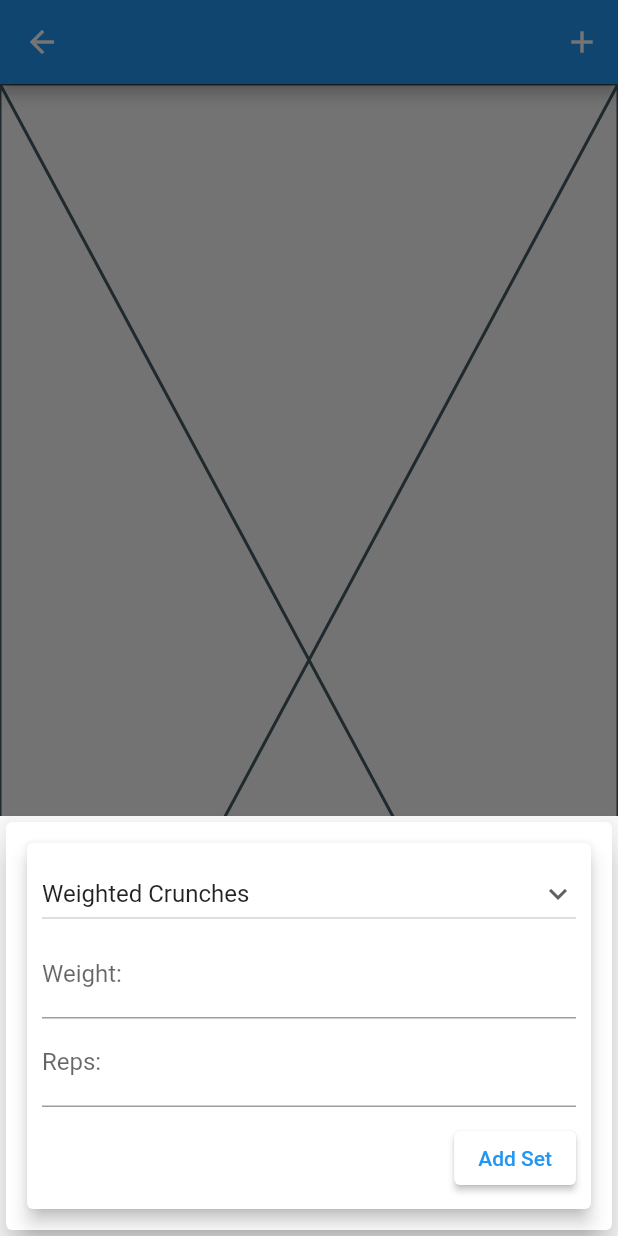
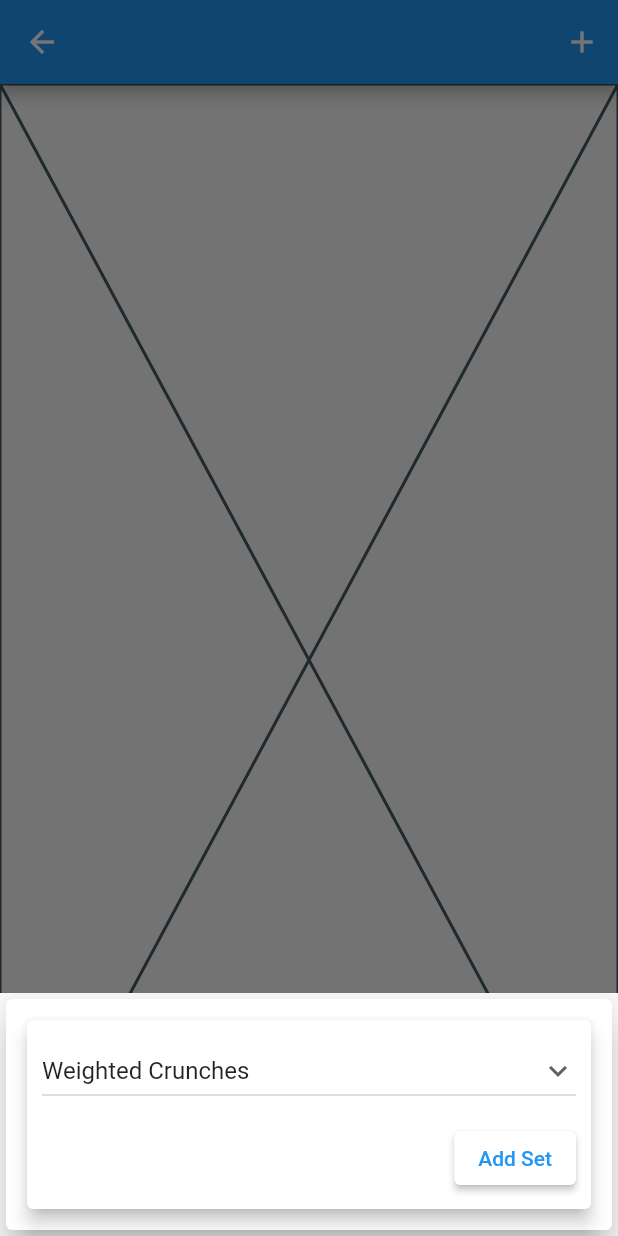
Before and after one commit to Eclipsa2/gym_gram, a Flutter app: the EditWorkoutPage screen opened directly with empty values, after a tap on the "add" icon, on a phone screen of 412 x 824 dp. Run offline on Flutter 3.47's test engine with Material 2 defaults, Android fonts, the phone set to English and light mode, and no system bars.

Commit message:
exercises and set basic functionality

```diff
--- a/lib/cards/WorkoutCard.dart
+++ b/lib/cards/WorkoutCard.dart
@@ -2,6 +2,7 @@ import 'package:flutter/src/widgets/framework.dart';
 import 'package:flutter/src/widgets/placeholder.dart';
 
 import 'package:flutter/material.dart';
+import 'package:gym_gram/models/WorkoutExercise.dart';
 import 'package:intl/intl.dart';
 import '../models/Workout.dart';
 
@@ -40,7 +41,7 @@ class WorkoutCard extends StatelessWidget {
                     crossAxisAlignment: CrossAxisAlignment.start,
                     children: <Widget>[
                       Text(
-                        workout.getTotalSets().toString() + " Sets",
+                        workout.totalSets.toString() + " Sets",
                         style: TextStyle(
                           fontSize: 16,
                           fontWeight: FontWeight.bold,
--- a/lib/main.dart
+++ b/lib/main.dart
@@ -1,6 +1,7 @@
 import 'package:flutter/material.dart';
 import 'package:gym_gram/models/Exercise.dart';
 import 'package:gym_gram/models/WorkingSet.dart';
+import 'package:gym_gram/models/WorkoutExercise.dart';
 import 'package:gym_gram/widgets/EditWorkout.dart';
 import 'package:gym_gram/widgets/WorkoutsList.dart';
 import 'models/Workout.dart';
@@ -41,7 +42,7 @@ class _MyWorkoutsPageState extends State<MyWorkoutsPage> {
     final newWorkout = Workout(
       id: DateTime.now().toString(),
       workoutName: 'Workout #' + (_userWorkouts.length + 1).toString(),
-      exercises: <Exercise> [],
+      exercises: <WorkoutExercise> [],
       start: DateTime.now());
 
     setState(() {
--- a/lib/models/Exercise.dart
+++ b/lib/models/Exercise.dart
@@ -30,46 +30,15 @@ class Exercise {
   final String exerciseName;
   final Enum mainMuscle;
   List<Enum> secondaryMuscles;
-  List<WorkingSet> workingSets;
 
   Exercise(
       {
       required this.id,
       required this.exerciseName,
       required this.mainMuscle,
-      required this.secondaryMuscles,
-      required this.workingSets});
+      required this.secondaryMuscles});
 
   get enumValue => null;
-
-  void addSet(int reps, weight) {
-    WorkingSet aux = new WorkingSet(reps: reps, weight: weight);
-    workingSets.add(aux);
-  }
-
-  List<WorkingSet> getSets() {
-    return this.workingSets;
-  }
-
-  int getTotalSets() {
-    int totalSets = 0;
-
-    for (int i = 0; i < workingSets.length; ++i) {
-      totalSets++;
-    }
-
-    return totalSets;
-  }
-
-  int getTotalExerciseWeight() {
-    int totalWeight = 0;
-
-    for (int i = 0; i < workingSets.length; ++i) {
-      totalWeight += workingSets.elementAt(i).getWeight();
-    }
-
-    return totalWeight;
-  }
 
   String getExerciseName() {
     return exerciseName;
--- a/lib/models/Workout.dart
+++ b/lib/models/Workout.dart
@@ -1,4 +1,6 @@
 // ignore: file_names
+import 'package:gym_gram/models/WorkoutExercise.dart';
+
 import 'Exercise.dart';
 
 //Workout class contains some general stats regarding the workout performed by
@@ -8,9 +10,9 @@ import 'Exercise.dart';
 class Workout {
   final String id;
   String workoutName;
-  late int totalSets;
-  late int totalWeight;
-  late List<Exercise> exercises;
+  int totalSets = 0;
+  int totalWeight = 0;
+  late List<WorkoutExercise> exercises;
   late DateTime start;
   late DateTime end;
   late DateTime length;
@@ -21,12 +23,12 @@ class Workout {
       required this.exercises,
       required this.start});
 
-  void addExercise(Exercise aux) {
-    exercises.add(aux);
+  // void addExercise(Exercise aux) {
+  //   exercises.add(aux);
 
-    totalSets += aux.getSets().length;
-    totalWeight += aux.getTotalExerciseWeight();
-  }
+  //   totalSets += aux.getSets().length;
+  //   totalWeight += aux.getTotalExerciseWeight();
+  // }
 
   String get getworkoutName {
     return workoutName;
@@ -42,7 +44,7 @@ class Workout {
   int getTotalSets() {
     int totalSets = 0;
 
-    for (Exercise e in exercises) {
+    for (WorkoutExercise e in exercises) {
       totalSets += e.getTotalSets();
     }
 
@@ -52,7 +54,7 @@ class Workout {
   int getTotalWeight() {
     int totalWeight = 0;
 
-    for (Exercise e in exercises) {
+    for (WorkoutExercise e in exercises) {
       totalWeight += e.getTotalExerciseWeight();
     }
 
--- /dev/null
+++ b/lib/models/WorkoutExercise.dart
@@ -0,0 +1,40 @@
+import './Exercise.dart';
+import './WorkingSet.dart';
+
+class WorkoutExercise {
+  Exercise exercise;
+  List<WorkingSet> workingSets;
+
+  WorkoutExercise({required this.exercise, required this.workingSets});
+
+  void addSet(int reps, weight) {
+    WorkingSet aux = new WorkingSet(reps: reps, weight: weight);
+    workingSets.add(aux);
+  }
+
+  List<WorkingSet> getSets() {
+    return this.workingSets;
+  }
+
+  int getTotalSets() {
+    int totalSets = 0;
+
+    for (int i = 0; i < workingSets.length; ++i) {
+      totalSets++;
+    }
+
+    return totalSets;
+  }
+
+  int getTotalExerciseWeight() {
+    int totalWeight = 0;
+
+    for (int i = 0; i < workingSets.length; ++i) {
+      totalWeight += workingSets.elementAt(i).getWeight();
+    }
+
+    return totalWeight;
+  }
+
+
+}
--- a/lib/widgets/AddExercise.dart
+++ b/lib/widgets/AddExercise.dart
@@ -4,106 +4,112 @@ import 'package:flutter/src/widgets/placeholder.dart';
 import 'package:gym_gram/models/Exercise.dart';
 import '../models/WorkingSet.dart';
 
-Map<Enum, List<Exercise>> exercisesInitialization() {
-  List<WorkingSet> startWorkingSets = [];
-  startWorkingSets.add(new WorkingSet(reps: 0, weight: 0));
+List<Exercise> exercisesInitialization() {
+//   List<WorkingSet> startWorkingSets = [];
+//   startWorkingSets.add(new WorkingSet(reps: 0, weight: 0));
   //Initialization of some Exercises:
-  Map<Enum, List<Exercise>> exercises = {};
-  //Abdominal Exercises:
-  //Weighted Crunches:
-  exercises.putIfAbsent(Muscles.Abdominals, () => []).add(Exercise(
+  List<Exercise> exercisesList = [];
+
+  exercisesList.add(Exercise(
       id: DateTime.now().toString(),
       exerciseName: "Weighted Crunches",
       mainMuscle: Muscles.Abdominals,
-      secondaryMuscles: [],
-      workingSets: startWorkingSets));
-  //Weighted Russian Twists:
-  exercises.putIfAbsent(Muscles.Abdominals, () => []).add(Exercise(
+      secondaryMuscles: []));
+  exercisesList.add(Exercise(
       id: DateTime.now().toString(),
       exerciseName: "Weighted Russian Twists",
       mainMuscle: Muscles.Abdominals,
-      secondaryMuscles: [],
-      workingSets: startWorkingSets));
-  //Abductor Exercises:
-  //Hip Abduction Machine:
-  exercises.putIfAbsent(Muscles.Abductors, () => []).add(Exercise(
+      secondaryMuscles: []));
+  exercisesList.add(Exercise(
       id: DateTime.now().toString(),
       exerciseName: "Hip Abduction Machine",
       mainMuscle: Muscles.Abductors,
-      secondaryMuscles: [],
-      workingSets: startWorkingSets));
-  //Adductor Exercises:
-  //Hip Adduction Machine:
-  exercises.putIfAbsent(Muscles.Adductors, () => []).add(Exercise(
-      id: DateTime.now().toString(),
-      exerciseName: "Hip Adduction Machine",
-      mainMuscle: Muscles.Adductors,
-      secondaryMuscles: [],
-      workingSets: startWorkingSets));
-  //Biceps Exercises:
-  //Preacher Curl Barbell:
-  exercises.putIfAbsent(Muscles.Biceps, () => []).add(Exercise(
-      id: DateTime.now().toString(),
-      exerciseName: "Preacher Curl Barbell",
-      mainMuscle: Muscles.Biceps,
-      secondaryMuscles: [],
-      workingSets: startWorkingSets));
-  //Concentration Curl:
-  exercises.putIfAbsent(Muscles.Biceps, () => []).add(Exercise(
-      id: DateTime.now().toString(),
-      exerciseName: "Concentration Curl",
-      mainMuscle: Muscles.Abdominals,
-      secondaryMuscles: [],
-      workingSets: startWorkingSets));
+      secondaryMuscles: []));
 
-  exercises.putIfAbsent(Muscles.Abdominals, () => []).add(Exercise(
-      id: DateTime.now().toString(),
-      exerciseName: "Weighted Cruncheasds",
-      mainMuscle: Muscles.Abdominals,
-      secondaryMuscles: [],
-      workingSets: startWorkingSets));
-  //Weighted Russian Twists:
-  exercises.putIfAbsent(Muscles.Abdominals, () => []).add(Exercise(
-      id: DateTime.now().toString(),
-      exerciseName: "Weighted Russian Twiasdsts",
-      mainMuscle: Muscles.Abdominals,
-      secondaryMuscles: [],
-      workingSets: startWorkingSets));
-  //Abductor Exercises:
-  //Hip Abduction Machine:
-  exercises.putIfAbsent(Muscles.Abductors, () => []).add(Exercise(
-      id: DateTime.now().toString(),
-      exerciseName: "Hip Abduction Machasdine",
-      mainMuscle: Muscles.Abductors,
-      secondaryMuscles: [],
-      workingSets: startWorkingSets));
-  //Adductor Exercises:
-  //Hip Adduction Machine:
-  exercises.putIfAbsent(Muscles.Adductors, () => []).add(Exercise(
-      id: DateTime.now().toString(),
-      exerciseName: "Hip Adduction Macasdhine",
-      mainMuscle: Muscles.Adductors,
-      secondaryMuscles: [],
-      workingSets: startWorkingSets));
-  //Biceps Exercises:
-  //Preacher Curl Barbell:
-  exercises.putIfAbsent(Muscles.Biceps, () => []).add(Exercise(
-      id: DateTime.now().toString(),
-      exerciseName: "Preacher Curl Barasdbell",
-      mainMuscle: Muscles.Biceps,
-      secondaryMuscles: [],
-      workingSets: startWorkingSets));
-  //Concentration Curl:
-  exercises.putIfAbsent(Muscles.Biceps, () => []).add(Exercise(
-      id: DateTime.now().toString(),
-      exerciseName: "Concentration asdCurl",
-      mainMuscle: Muscles.Abdominals,
-      secondaryMuscles: [],
-      workingSets: startWorkingSets));
+  print(exercisesList);
+  // Map<Enum, List<Exercise>> exercises = {};
+  // //Abdominal Exercises:
+  // //Weighted Crunches:
+  // exercises.putIfAbsent(Muscles.Abdominals, () => []).add(Exercise(
+  //     id: DateTime.now().toString(),
+  //     exerciseName: "Weighted Crunches",
+  //     mainMuscle: Muscles.Abdominals,
+  //     secondaryMuscles: []));
+  // //Weighted Russian Twists:
+  // exercises.putIfAbsent(Muscles.Abdominals, () => []).add(Exercise(
+  //     id: DateTime.now().toString(),
+  //     exerciseName: "Weighted Russian Twists",
+  //     mainMuscle: Muscles.Abdominals,
+  //     secondaryMuscles: []));
+  // //Abductor Exercises:
+  // //Hip Abduction Machine:
+  // exercises.putIfAbsent(Muscles.Abductors, () => []).add(Exercise(
+  //     id: DateTime.now().toString(),
+  //     exerciseName: "Hip Abduction Machine",
+  //     mainMuscle: Muscles.Abductors,
+  //     secondaryMuscles: []));
+  // //Adductor Exercises:
+  // //Hip Adduction Machine:
+  // exercises.putIfAbsent(Muscles.Adductors, () => []).add(Exercise(
+  //     id: DateTime.now().toString(),
+  //     exerciseName: "Hip Adduction Machine",
+  //     mainMuscle: Muscles.Adductors,
+  //     secondaryMuscles: []));
+  // //Biceps Exercises:
+  // //Preacher Curl Barbell:
+  // exercises.putIfAbsent(Muscles.Biceps, () => []).add(Exercise(
+  //     id: DateTime.now().toString(),
+  //     exerciseName: "Preacher Curl Barbell",
+  //     mainMuscle: Muscles.Biceps,
+  //     secondaryMuscles: []));
+  // //Concentration Curl:
+  // exercises.putIfAbsent(Muscles.Biceps, () => []).add(Exercise(
+  //     id: DateTime.now().toString(),
+  //     exerciseName: "Concentration Curl",
+  //     mainMuscle: Muscles.Abdominals,
+  //     secondaryMuscles: []));
 
-  return exercises;
+  // exercises.putIfAbsent(Muscles.Abdominals, () => []).add(Exercise(
+  //     id: DateTime.now().toString(),
+  //     exerciseName: "Weighted Cruncheasds",
+  //     mainMuscle: Muscles.Abdominals,
+  //     secondaryMuscles: []));
+  // //Weighted Russian Twists:
+  // exercises.putIfAbsent(Muscles.Abdominals, () => []).add(Exercise(
+  //     id: DateTime.now().toString(),
+  //     exerciseName: "Weighted Russian Twiasdsts",
+  //     mainMuscle: Muscles.Abdominals,
+  //     secondaryMuscles: []));
+  // //Abductor Exercises:
+  // //Hip Abduction Machine:
+  // exercises.putIfAbsent(Muscles.Abductors, () => []).add(Exercise(
+  //     id: DateTime.now().toString(),
+  //     exerciseName: "Hip Abduction Machasdine",
+  //     mainMuscle: Muscles.Abductors,
+  //     secondaryMuscles: []));
+  // //Adductor Exercises:
+  // //Hip Adduction Machine:
+  // exercises.putIfAbsent(Muscles.Adductors, () => []).add(Exercise(
+  //     id: DateTime.now().toString(),
+  //     exerciseName: "Hip Adduction Macasdhine",
+  //     mainMuscle: Muscles.Adductors,
+  //     secondaryMuscles: []));
+  // //Biceps Exercises:
+  // //Preacher Curl Barbell:
+  // exercises.putIfAbsent(Muscles.Biceps, () => []).add(Exercise(
+  //     id: DateTime.now().toString(),
+  //     exerciseName: "Preacher Curl Barasdbell",
+  //     mainMuscle: Muscles.Biceps,
+  //     secondaryMuscles: []));
+  // //Concentration Curl:
+  // exercises.putIfAbsent(Muscles.Biceps, () => []).add(Exercise(
+  //     id: DateTime.now().toString(),
+  //     exerciseName: "Concentration asdCurl",
+  //     mainMuscle: Muscles.Abdominals,
+  //     secondaryMuscles: []));
+
+  return exercisesList;
 }
-
 
 class AddExercise extends StatefulWidget {
   final Function actionHandler;
@@ -114,19 +120,25 @@ class AddExercise extends StatefulWidget {
 }
 
 class _AddExerciseState extends State<AddExercise> {
-  String dropdownvalue = "Weighted Crunches";
   final weightController = TextEditingController();
   final repsController = TextEditingController();
 
-  var exercises = exercisesInitialization();
+  List<Exercise> exercises = exercisesInitialization();
 
   @override
   Widget build(BuildContext context) {
+    Exercise selectedExercise = exercises.elementAt(0);
+
     return SingleChildScrollView(
       child: Card(
         elevation: 10,
         child: Container(
-          padding: EdgeInsets.only(top: 10, left: 10, right: 10, bottom: MediaQuery.of(context).viewInsets.bottom + 10,),
+            padding: EdgeInsets.only(
+              top: 10,
+              left: 10,
+              right: 10,
+              bottom: MediaQuery.of(context).viewInsets.bottom + 10,
+            ),
             child: Column(
                 crossAxisAlignment: CrossAxisAlignment.center,
                 children: <Widget>[
@@ -141,40 +153,29 @@ class _AddExerciseState extends State<AddExercise> {
                           children: <Widget>[
                             Container(
                               width: double.infinity,
-                          child: DropdownButton<String>(
+                              child: DropdownButton<Exercise>(
                                 isExpanded: true,
                                 icon: const Icon(Icons.keyboard_arrow_down),
-                            value: dropdownvalue,
-                            items: exercises.values
-                                .expand((exercisesList) =>
-                                    exercisesList.map((exercise) {
-                                      String value = exercise.getExerciseName();
-                                      print(value);
-                                      return DropdownMenuItem<String>(
-                                        value: value,
-                                        child: Text(exercise.getExerciseName()),
-                                      );
-                                    }))
-                                .toList(),
-                            onChanged: (String? newValue) {
+                                value: selectedExercise,
+                                onChanged: (Exercise? newValue) {
                                   setState(() {
-                                dropdownvalue = newValue!;
+                                    selectedExercise = newValue as Exercise;
                                   });
                                 },
-                          )),
-                      TextField(
-                        decoration: InputDecoration(labelText: "Weight: "),
-                        controller: weightController,
+                                items:
+                                  exercises.map<DropdownMenuItem<Exercise>>((Exercise value) {
+                                    return DropdownMenuItem<Exercise>(
+                                      value: value,
+                                      child: Text(value.exerciseName),
+                                    );
+                                  }).toList(),
                               ),
-                      TextField(
-                        decoration: InputDecoration(labelText: "Reps: "),
-                        controller: repsController,
                             ),
                             Container(
                               padding: EdgeInsets.only(top: 10),
                               child: ElevatedButton(
                                 onPressed: () {
-                            print(weightController.text);
+                                  widget.actionHandler(selectedExercise);
                                 },
                                 style: ElevatedButton.styleFrom(
                                   backgroundColor: Colors.white,
@@ -190,8 +191,7 @@ class _AddExerciseState extends State<AddExercise> {
                       ),
                     ),
                   )
-          ])
-        ),
+                ])),
       ),
     );
   }
--- a/lib/widgets/EditWorkout.dart
+++ b/lib/widgets/EditWorkout.dart
@@ -3,6 +3,8 @@ import 'package:gym_gram/models/Exercise.dart';
 import 'package:gym_gram/models/WorkingSet.dart';
 import '../models/Workout.dart';
 import './AddExercise.dart';
+import './ExerciseHistory.dart';
+import '../models/WorkoutExercise.dart';
 //Initialization of Muscles enum:
 
 class EditWorkoutPage extends StatefulWidget {
@@ -13,16 +15,10 @@ class EditWorkoutPage extends StatefulWidget {
 }
 
 class _EditWorkoutPageState extends State<EditWorkoutPage> {
-  List<Exercise> _workoutExercises = [];
+  List<WorkoutExercise> _workoutExercises = [];
 
-  void __addExercise(String exerciseName, Muscles mainMuscle,
-      List<Enum> secondaryMuscles, List<WorkingSet> workingSets) {
-    final newExercise = Exercise(
-        id: DateTime.now().toString(),
-        exerciseName: exerciseName,
-        mainMuscle: mainMuscle,
-        secondaryMuscles: secondaryMuscles,
-        workingSets: workingSets);
+  void __addExercise(Exercise exercise) {
+    final newExercise = WorkoutExercise(exercise: exercise, workingSets: [WorkingSet(reps: 0, weight: 0)]);
 
     setState(() {
       _workoutExercises.add(newExercise);
@@ -58,7 +54,7 @@ class _EditWorkoutPageState extends State<EditWorkoutPage> {
     );
 
     final exerciseListContainer = Container(
-      child: ExerciseHistory(),
+      child: ExerciseList(exercises: _workoutExercises),
     );
 
     return Scaffold(
```
Also changed, not shown: lib/cards/ExerciseCard.dart (added, +35 -0 lines), lib/widgets/ExerciseHistory.dart (+14 -9 lines). Lines whose indentation alone changed are shown as unchanged.
